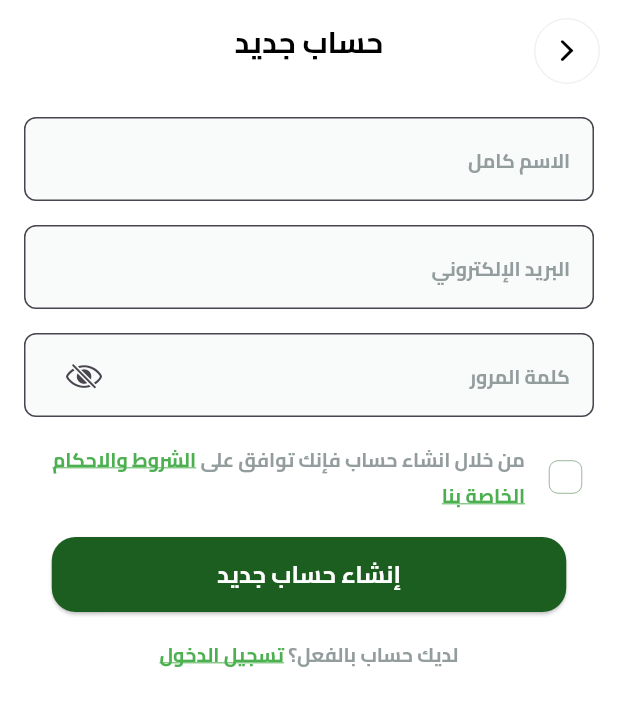
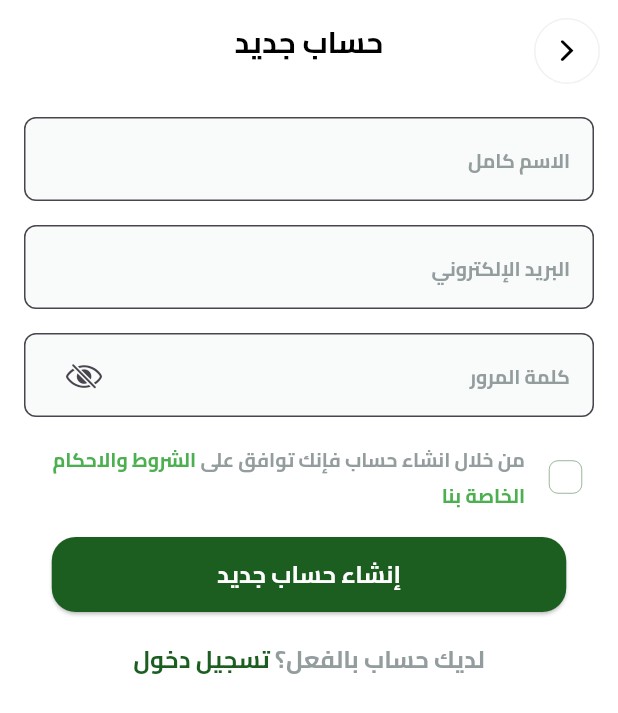
Before and after one commit to a7medjamal/fruit_hub, a Flutter app: the RegisterView screen opened by its route, on a phone screen of 412 x 824 dp. Shown: the top 713 px of the screen. Run offline on Flutter 3.47's test engine with Material 3 defaults, Android fonts, the phone set to English and light mode, and no system bars; our stand-ins replace flutter_svg, go_router, google_fonts, path_drawing.

```diff
--- a/lib/Features/auth/presentation/widgets/custom_text_widget.dart
+++ b/lib/Features/auth/presentation/widgets/custom_text_widget.dart
@@ -5,12 +5,16 @@ class CustomTextWidget extends StatelessWidget {
   final String text;
   final String clickableText;
   final VoidCallback? onTap;
+  final Color clickableTextColor;
+  final double textFontSize;
 
   const CustomTextWidget({
     super.key,
     required this.text,
     required this.clickableText,
     this.onTap,
+    required this.clickableTextColor,
+    required this.textFontSize,
   });
 
   @override
@@ -19,28 +23,22 @@ class CustomTextWidget extends StatelessWidget {
       textDirection: TextDirection.rtl,
       text: TextSpan(
         text: text,
-        style: const TextStyle(
+        style: TextStyle(
           color: Color(0xff949D9E),
-          fontSize: 13,
+          fontSize: textFontSize,
           fontWeight: FontWeight.w700,
           fontFamily: 'Cairo',
         ),
         children: [
           TextSpan(
             text: clickableText,
-            style: const TextStyle(
-              fontSize: 13,
-              color: Colors.green,
+            style: TextStyle(
+              fontSize: textFontSize,
+              color: clickableTextColor,
               fontWeight: FontWeight.w700,
               fontFamily: 'Cairo',
-              decoration: TextDecoration.underline,
             ),
-            recognizer: TapGestureRecognizer()
-              ..onTap =
-                  onTap ??
-                  () {
-                    debugPrint("Clickable text tapped");
-                  },
+            recognizer: TapGestureRecognizer()..onTap = onTap ?? () {},
           ),
         ],
       ),
--- a/lib/Features/auth/presentation/widgets/register_view_body.dart
+++ b/lib/Features/auth/presentation/widgets/register_view_body.dart
@@ -5,6 +5,8 @@ import 'package:fruit_hub/Features/auth/presentation/widgets/custom_text_field.d
 import 'package:fruit_hub/Features/auth/presentation/widgets/custom_text_widget.dart';
 import 'package:fruit_hub/Features/splash/presentation/widgets/custom_elevated_button.dart';
 import 'package:fruit_hub/core/helpers/show_message.dart';
+import 'package:fruit_hub/core/utils/app_router.dart';
+import 'package:go_router/go_router.dart';
 
 class RegisterViewBody extends StatefulWidget {
   const RegisterViewBody({super.key});
@@ -39,6 +41,7 @@ class _RegisterViewBodyState extends State<RegisterViewBody> {
       return;
     }
     showMessage(context, 'تم إنشاء الحساب بنجاح');
+    GoRouter.of(context).push(AppRouter.kLoginView);
   }
 
   @override
@@ -87,6 +90,8 @@ class _RegisterViewBodyState extends State<RegisterViewBody> {
                     child: CustomTextWidget(
                       text: 'من خلال انشاء حساب فإنك توافق على ',
                       clickableText: 'الشروط والاحكام الخاصة بنا',
+                      clickableTextColor: Colors.green[500]!,
+                      textFontSize: 13,
                     ),
                   ),
                 ],
@@ -100,7 +105,12 @@ class _RegisterViewBodyState extends State<RegisterViewBody> {
               const SizedBox(height: 16),
               CustomTextWidget(
                 text: 'لديك حساب بالفعل؟ ',
-                clickableText: 'تسجيل الدخول',
+                clickableText: 'تسجيل دخول',
+                clickableTextColor: Colors.green[900]!,
+                textFontSize: 16,
+                onTap: () {
+                  GoRouter.of(context).push(AppRouter.kLoginView);
+                },
               ),
             ],
           ),
--- a/lib/core/utils/app_router.dart
+++ b/lib/core/utils/app_router.dart
@@ -1,3 +1,4 @@
+import 'package:fruit_hub/Features/auth/presentation/views/login_view.dart';
 import 'package:fruit_hub/Features/auth/presentation/views/register_view.dart';
 import 'package:fruit_hub/Features/onboarding/presentation/views/onboarding_view.dart';
 import 'package:fruit_hub/Features/splash/presentation/views/splash_view.dart';
@@ -8,11 +9,19 @@ abstract class AppRouter {
   static final String kSplashView = '/onboarding';
   static final String kSplash2View = '/onboarding2';
   static final String kRegisterView = '/register';
+  static final String kLoginView = '/login';
   static final GoRouter router = GoRouter(
     routes: [
       GoRoute(path: '/', builder: (context, state) => const OnboardingView()),
-      GoRoute(path: kSplashView, builder: (context, state) => const SplashView()),
-      GoRoute(path: kRegisterView, builder: (context, state) => const RegisterView()),
+      GoRoute(
+        path: kSplashView,
+        builder: (context, state) => const SplashView(),
+      ),
+      GoRoute(
+        path: kRegisterView,
+        builder: (context, state) => const RegisterView(),
+      ),
+      GoRoute(path: kLoginView, builder: (context, state) => const LoginView()),
     ],
   );
 }
```
Also changed, not shown: lib/Features/auth/presentation/views/login_view.dart (added, +17 -0 lines), lib/Features/auth/presentation/widgets/login_view_body.dart (added, +97 -0 lines).
